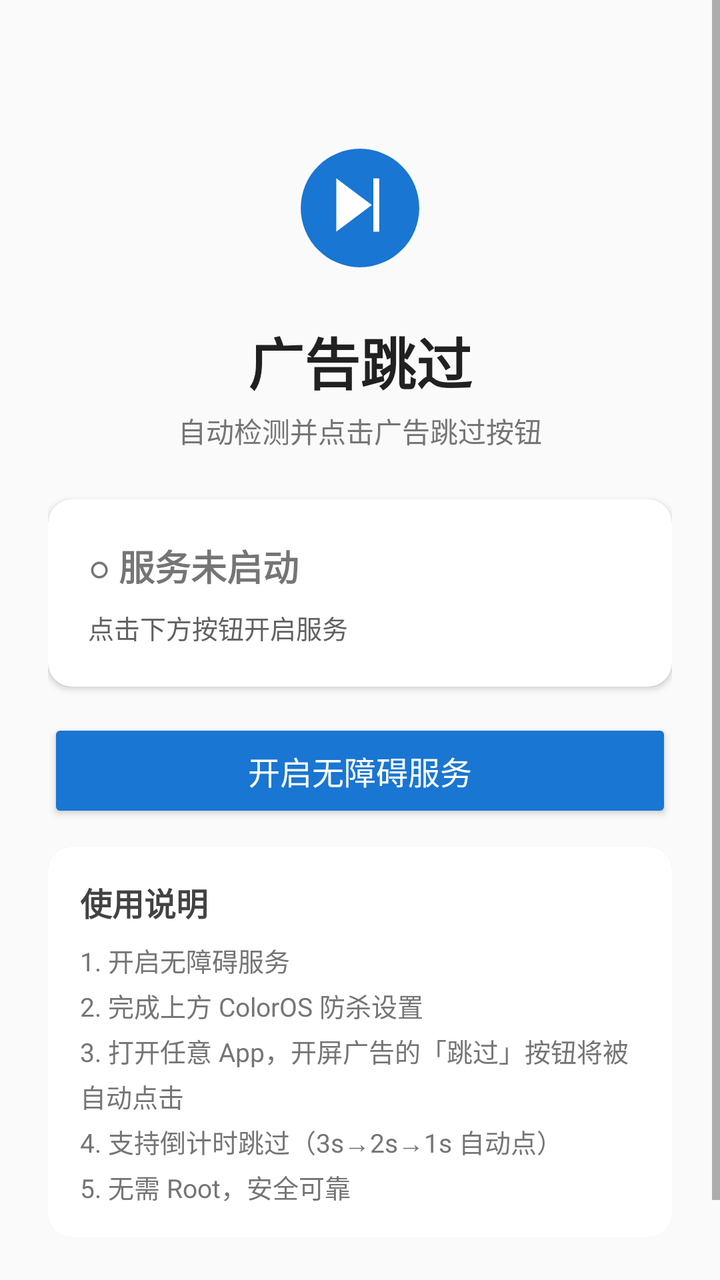
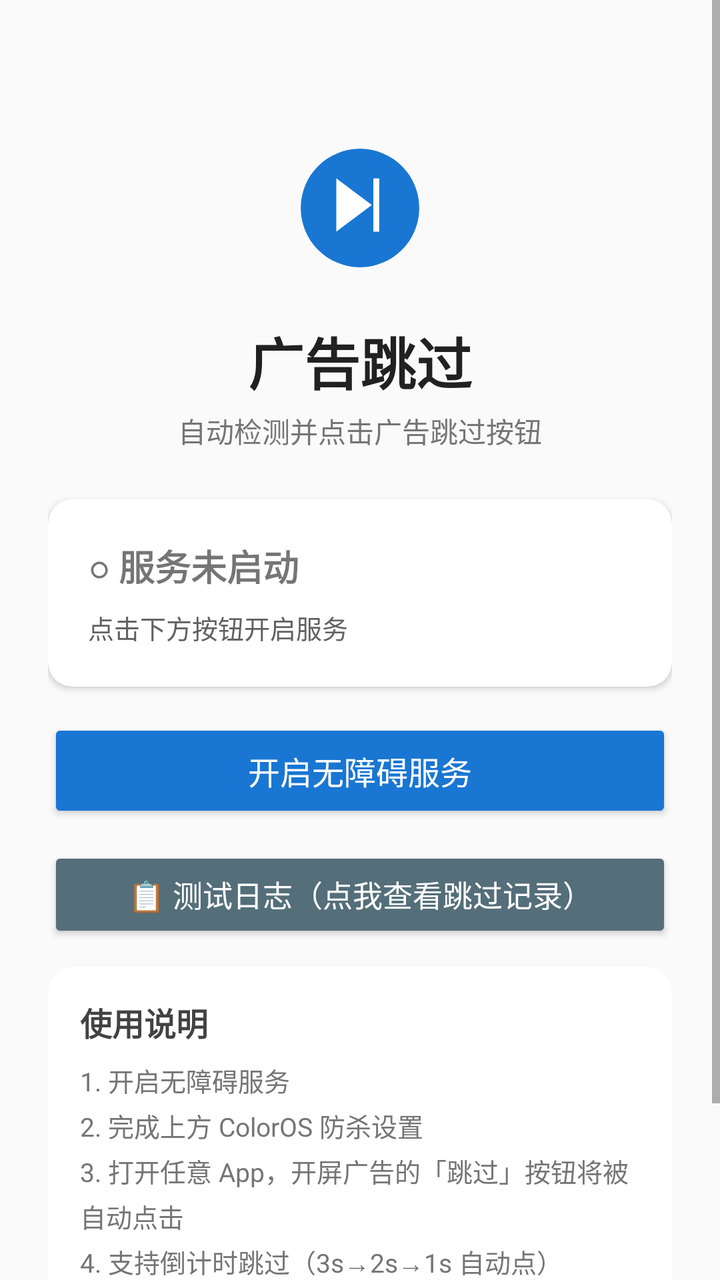

An Android layout rendered at two revisions. The XML below is the earlier revision; the diff shows what the commit changed to produce the second picture.
<!-- AndroidManifest.xml: application theme Theme.AdSkip -->
<!-- res/layout/activity_main.xml -->
<?xml version="1.0" encoding="utf-8"?>
<ScrollView xmlns:android="http://schemas.android.com/apk/res/android"
    xmlns:app="http://schemas.android.com/apk/res-auto"
    android:layout_width="match_parent"
    android:layout_height="match_parent"
    android:background="#FAFAFA">

    <LinearLayout
        android:layout_width="match_parent"
        android:layout_height="wrap_content"
        android:orientation="vertical"
        android:padding="24dp"
        android:gravity="center_horizontal">

        
        <View
            android:layout_width="80dp"
            android:layout_height="80dp"
            android:layout_marginTop="40dp"
            android:layout_marginBottom="16dp"
            android:background="@drawable/ic_app_icon" />

        <TextView
            android:layout_width="wrap_content"
            android:layout_height="wrap_content"
            android:text="广告跳过"
            android:textSize="28sp"
            android:textColor="#212121"
            android:textStyle="bold"
            android:layout_marginBottom="4dp" />

        <TextView
            android:layout_width="wrap_content"
            android:layout_height="wrap_content"
            android:text="自动检测并点击广告跳过按钮"
            android:textSize="14sp"
            android:textColor="#757575"
            android:layout_marginBottom="24dp" />

        
        <androidx.cardview.widget.CardView
            android:layout_width="match_parent"
            android:layout_height="wrap_content"
            android:layout_marginBottom="16dp"
            app:cardCornerRadius="12dp"
            app:cardElevation="2dp">

            <LinearLayout
                android:layout_width="match_parent"
                android:layout_height="wrap_content"
                android:orientation="vertical"
                android:padding="20dp">

                <TextView
                    android:id="@+id/tv_status"
                    android:layout_width="wrap_content"
                    android:layout_height="wrap_content"
                    android:textSize="18sp"
                    android:textStyle="bold"
                    android:layout_marginBottom="8dp"
                    android:text="○ 服务未启动" />

                <TextView
                    android:id="@+id/tv_guide"
                    android:layout_width="match_parent"
                    android:layout_height="wrap_content"
                    android:textSize="13sp"
                    android:textColor="#616161"
                    android:lineSpacingExtra="4dp"
                    android:text="点击下方按钮开启服务" />
            </LinearLayout>
        </androidx.cardview.widget.CardView>

        
        <Button
            android:id="@+id/btn_toggle"
            android:layout_width="match_parent"
            android:layout_height="52dp"
            android:text="开启无障碍服务"
            android:textSize="16sp"
            android:textColor="#FFFFFF"
            android:backgroundTint="#1976D2"
            android:layout_marginBottom="12dp" />

        
        <TextView
            android:id="@+id/tv_whitelist_title"
            android:layout_width="match_parent"
            android:layout_height="wrap_content"
            android:text="ColorOS 防杀后台设置（重要）"
            android:textSize="15sp"
            android:textStyle="bold"
            android:textColor="#E65100"
            android:layout_marginTop="8dp"
            android:layout_marginBottom="8dp"
            android:visibility="gone" />

        <androidx.cardview.widget.CardView
            android:id="@+id/card_whitelist"
            android:layout_width="match_parent"
            android:layout_height="wrap_content"
            android:layout_marginBottom="12dp"
            app:cardCornerRadius="12dp"
            app:cardElevation="1dp"
            android:visibility="gone">

            <LinearLayout
                android:layout_width="match_parent"
                android:layout_height="wrap_content"
                android:orientation="vertical"
                android:padding="16dp">

                <TextView
                    android:layout_width="wrap_content"
                    android:layout_height="wrap_content"
                    android:textSize="13sp"
                    android:textColor="#757575"
                    android:lineSpacingExtra="6dp"
                    android:text="ColorOS 会杀后台进程导致服务失效，请完成以下设置：\n\n1. 应用速冻 → 关闭「广告跳过」\n2. 后台冻结 → 关闭\n3. 自启动管理 → 允许" />

                <Button
                    android:id="@+id/btn_battery"
                    android:layout_width="match_parent"
                    android:layout_height="44dp"
                    android:layout_marginTop="12dp"
                    android:text="打开耗电管理"
                    android:textSize="14sp"
                    android:textColor="#FFFFFF"
                    android:backgroundTint="#E65100"
                    android:layout_marginBottom="8dp" />

                <Button
                    android:id="@+id/btn_autostart"
                    android:layout_width="match_parent"
                    android:layout_height="44dp"
                    android:text="打开自启动管理"
                    android:textSize="14sp"
                    android:textColor="#FFFFFF"
                    android:backgroundTint="#FF8F00" />

            </LinearLayout>
        </androidx.cardview.widget.CardView>

        
        <androidx.cardview.widget.CardView
            android:layout_width="match_parent"
            android:layout_height="wrap_content"
            app:cardCornerRadius="12dp"
            app:cardElevation="1dp">

            <LinearLayout
                android:layout_width="match_parent"
                android:layout_height="wrap_content"
                android:orientation="vertical"
                android:padding="16dp">

                <TextView
                    android:layout_width="wrap_content"
                    android:layout_height="wrap_content"
                    android:text="使用说明"
                    android:textSize="16sp"
                    android:textStyle="bold"
                    android:textColor="#424242"
                    android:layout_marginBottom="8dp" />

                <TextView
                    android:layout_width="wrap_content"
                    android:layout_height="wrap_content"
                    android:textSize="13sp"
                    android:textColor="#757575"
                    android:lineSpacingExtra="4dp"
                    android:text="1. 开启无障碍服务\n2. 完成上方 ColorOS 防杀设置\n3. 打开任意 App，开屏广告的「跳过」按钮将被自动点击\n4. 支持倒计时跳过（3s→2s→1s 自动点）\n5. 无需 Root，安全可靠" />
            </LinearLayout>
        </androidx.cardview.widget.CardView>

        <View
            android:layout_width="match_parent"
            android:layout_height="40dp" />

    </LinearLayout>
</ScrollView>
<!-- resources referenced by this layout -->
<resources>
  <!-- drawable ic_app_icon (drawable) -->
  <?xml version="1.0" encoding="utf-8"?>
  <vector xmlns:android="http://schemas.android.com/apk/res/android"
      android:width="108dp"
      android:height="108dp"
      android:viewportWidth="108"
      android:viewportHeight="108">
  
      
      <path
          android:fillColor="#1976D2"
          android:pathData="M54,54m-40,0a40,40 0,1 1,80 0a40,40 0,1 1,-80 0" />
  
      
      <path
          android:fillColor="#FFFFFF"
          android:pathData="M38,34l24,18l-24,18z" />
      <path
          android:fillColor="#FFFFFF"
          android:pathData="M63,34l4,0l0,36l-4,0z" />
  
  </vector>
  <style name="Theme.AdSkip" parent="Theme.MaterialComponents.Light.NoActionBar">
          <item name="colorPrimary">@color/primary</item>
          <item name="colorPrimaryDark">@color/primary_dark</item>
          <item name="colorAccent">@color/accent</item>
          <item name="android:statusBarColor">@color/primary_dark</item>
      </style>
  <color name="primary">#FF1976D2</color>
  <color name="primary_dark">#FF1565C0</color>
  <color name="accent">#FF4CAF50</color>
</resources>

<!-- the commit's change to res/layout/activity_main.xml (unified diff, before → after) -->
@@ -142,6 +142,17 @@
         </androidx.cardview.widget.CardView>
 
         
+        <Button
+            android:id="@+id/btn_logs"
+            android:layout_width="match_parent"
+            android:layout_height="48dp"
+            android:layout_marginBottom="12dp"
+            android:text="📋 测试日志（点我查看跳过记录）"
+            android:textSize="15sp"
+            android:textColor="#FFFFFF"
+            android:backgroundTint="#546E7A" />
+
+        
         <androidx.cardview.widget.CardView
             android:layout_width="match_parent"
             android:layout_height="wrap_content"
